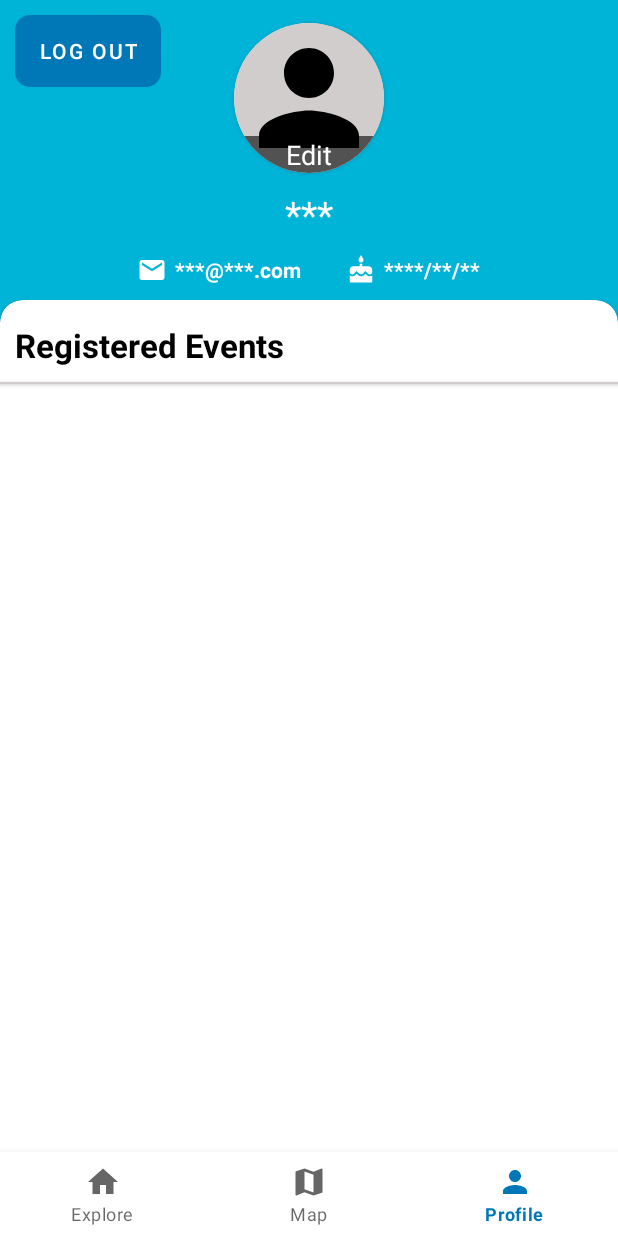
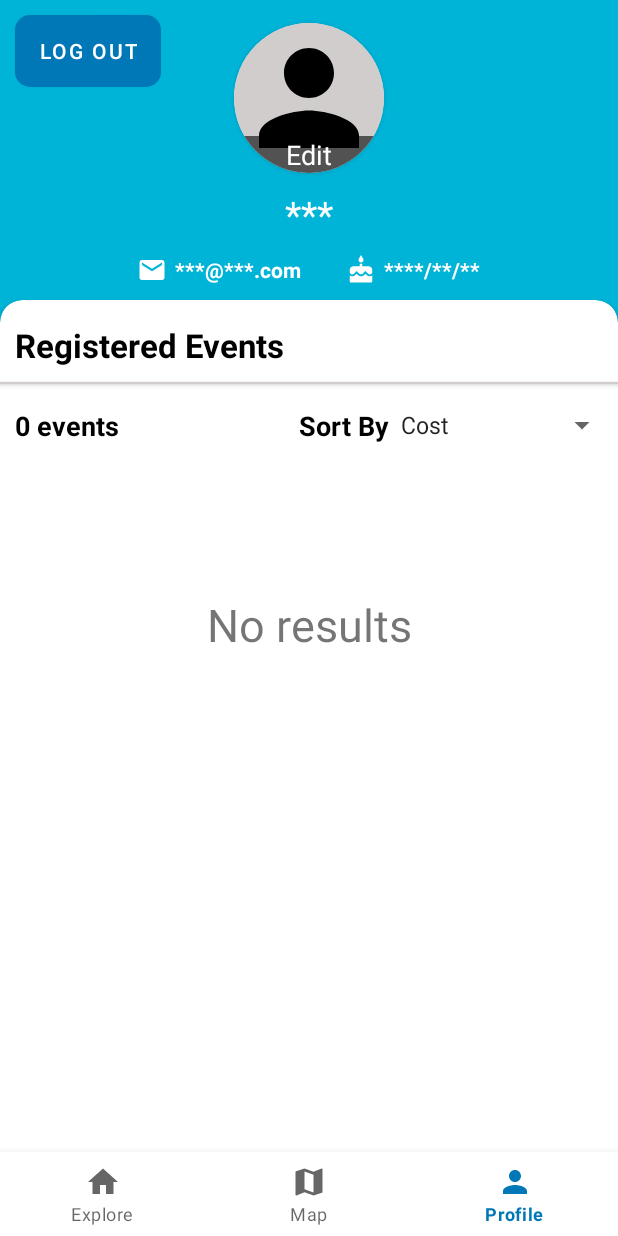
Before and after one commit to cxruan/eventme, an Android app: the ProfileFragment screen opened through its navigation route, on a phone screen of 412 x 824 dp. Run offline under Robolectric (Android 15) with nearby library versions, the phone set to English and light mode, and no system bars; our stand-ins replace Firebase (no records; nobody signed in at launch, a user with empty details on screens opened directly), navigation-ui; pictures from the network do not load; 6 statements that could not run were skipped.

Commit message:
change ProfileFragment to use EventListFragment, fix event registration bug

```diff
--- a/app/src/main/java/com/example/eventme/EventRegistrationActivity.java
+++ b/app/src/main/java/com/example/eventme/EventRegistrationActivity.java
@@ -147,6 +147,8 @@ public class EventRegistrationActivity extends AppCompatActivity {
             if (task.isSuccessful()) {
                 User user = task.getResult().getValue(User.class);
                 // Get registered events
+                if (user.getRegisteredEvents().isEmpty())
+                    registerEvent();
 
                 for (String id : user.getRegisteredEvents().keySet()) {
                     mDatabase.getReference().child("events").child(id).get().addOnCompleteListener(eventTask -> {
--- a/app/src/main/java/com/example/eventme/fragments/ProfileFragment.java
+++ b/app/src/main/java/com/example/eventme/fragments/ProfileFragment.java
@@ -1,6 +1,5 @@
 package com.example.eventme.fragments;
 
-import android.content.Intent;
 import android.net.Uri;
 import android.os.Bundle;
 import android.util.Log;
@@ -16,15 +15,11 @@ import androidx.annotation.Nullable;
 import androidx.fragment.app.Fragment;
 import androidx.lifecycle.ViewModelProvider;
 import androidx.navigation.fragment.NavHostFragment;
-import androidx.recyclerview.widget.LinearLayoutManager;
-import androidx.recyclerview.widget.RecyclerView;
 
-import com.example.eventme.EventRegistrationActivity;
 import com.example.eventme.R;
-import com.example.eventme.adapters.EventBoxAdapter;
 import com.example.eventme.databinding.FragmentProfileBinding;
-import com.example.eventme.models.Event;
 import com.example.eventme.utils.GlideApp;
+import com.example.eventme.viewmodels.EventListFragmentViewModel;
 import com.example.eventme.viewmodels.ProfileFragmentViewModel;
 import com.google.firebase.auth.FirebaseAuth;
 import com.google.firebase.database.FirebaseDatabase;
@@ -40,11 +35,9 @@ public class ProfileFragment extends Fragment {
     private FirebaseAuth mAuth;
     private FirebaseDatabase mDatabase;
     private FirebaseStorage mStorage;
-    private RecyclerView mRecycler;
-    private LinearLayoutManager mManager;
-    private EventBoxAdapter mEventBoxAdapter;
     ActivityResultLauncher<String> mGetContent;
     ProfileFragmentViewModel mViewModel;
+    private EventListFragmentViewModel mListViewModel;
 
     @Nullable
     @Override
@@ -67,28 +60,14 @@ public class ProfileFragment extends Fragment {
             return;
         }
 
-        // Set up Adapter
-        mEventBoxAdapter = new EventBoxAdapter();
-        mEventBoxAdapter.setOnItemClickListener((position, v) -> {
-            // Pass eventId to Registration activity when clicking event box
-            Event event = mEventBoxAdapter.getItemByPos(position);
-            Intent intent = new Intent(requireActivity(), EventRegistrationActivity.class);
-            intent.putExtra("com.example.eventme.EventRegistration.eventId", event.getEventId());
-            startActivity(intent);
-        });
-
-        // Set up RecyclerView
-        mManager = new LinearLayoutManager(getActivity());
-        mRecycler = binding.eventList;
-        mRecycler.setLayoutManager(mManager);
-        mRecycler.setAdapter(mEventBoxAdapter);
-
         // Hide info until data fetched
         binding.name.setVisibility(View.INVISIBLE);
         binding.infoRow.setVisibility(View.INVISIBLE);
 
         // Subscribe to ViewModel data
         mViewModel = new ViewModelProvider(requireActivity()).get(ProfileFragmentViewModel.class);
+        mListViewModel = new ViewModelProvider(this).get(EventListFragmentViewModel.class);
+
         mViewModel.getUserData().observe(getViewLifecycleOwner(), user -> {
             binding.name.setText(user.getFirstName() + " " + user.getLastName());
             binding.birthday.setText(user.getBirthday());
@@ -107,7 +86,7 @@ public class ProfileFragment extends Fragment {
             }
         });
         mViewModel.getRegisteredEventsData().observe(getViewLifecycleOwner(), events -> {
-            mEventBoxAdapter.setItems(events);
+            mListViewModel.setEventsData(events);
         });
 
 
--- a/app/src/main/res/layout/fragment_profile.xml
+++ b/app/src/main/res/layout/fragment_profile.xml
@@ -167,21 +167,16 @@
                 app:layout_constraintStart_toStartOf="parent"
                 app:layout_constraintTop_toBottomOf="@id/title" />
 
-            <androidx.recyclerview.widget.RecyclerView
-                android:id="@+id/eventList"
+            <fragment
+                android:id="@+id/eventListFragment"
+                android:name="com.example.eventme.fragments.EventListFragment"
                 android:layout_width="match_parent"
                 android:layout_height="0dp"
-                android:clipToPadding="false"
-                android:padding="10dp"
-                android:scrollbars="vertical"
-                android:scrollbarStyle="outsideOverlay"
                 app:layout_constraintBottom_toBottomOf="parent"
                 app:layout_constraintStart_toStartOf="parent"
                 app:layout_constraintTop_toBottomOf="@id/line"
                 app:layout_constraintVertical_bias="1.0"
-                tools:listitem="@layout/event_box">
-
-            </androidx.recyclerview.widget.RecyclerView>
+                tools:layout="@layout/fragment_event_list" />
         </androidx.constraintlayout.widget.ConstraintLayout>
 
     </androidx.cardview.widget.CardView>
```
